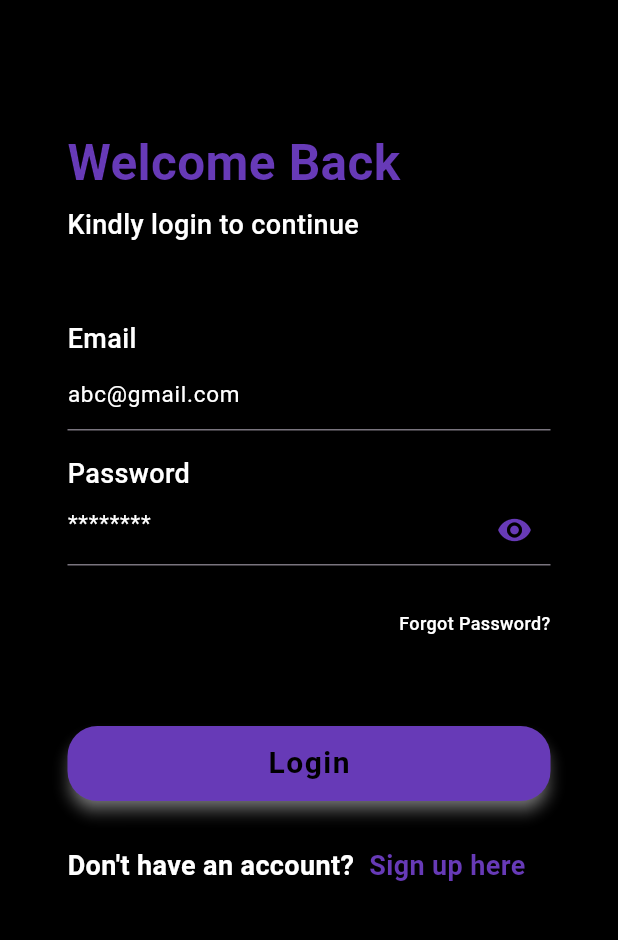
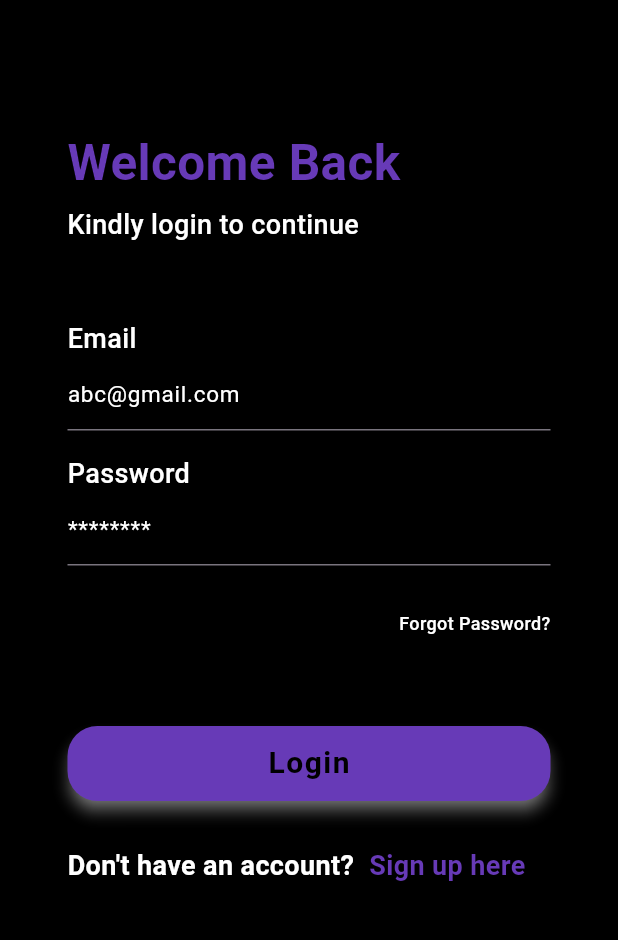
Before and after one commit to ACM-VIT/EchoLink, a Flutter app: the screen it shows after launch, on a phone screen of 412 x 824 dp, the part 84-1024 px from its top. Run offline on Flutter 3.47's test engine with Material 3 defaults, Android fonts, the phone set to English and light mode, and no system bars; our stand-ins replace google_fonts.

Commit message:
Revert "Added obscure for password in loginpage.dart"

```diff
--- a/lib/screens/loginpage.dart
+++ b/lib/screens/loginpage.dart
@@ -8,8 +8,8 @@ class login extends StatefulWidget {
   @override
   State<login> createState() => _loginState();
 }
+
 class _loginState extends State<login> {
-  bool obscureState = true;
   @override
   Widget build(BuildContext context) {
     return Directionality(
@@ -86,17 +86,9 @@ class _loginState extends State<login> {
                     color: Colors.white),
               ),
             ),
-             TextField(
-              obscureText: obscureState,
+            const TextField(
               keyboardType: TextInputType.visiblePassword,
               decoration: InputDecoration(
-                suffixIcon: IconButton(onPressed: (){
-                  setState(() {
-                    obscureState = !obscureState;
-                  });
-                }, icon: Icon(obscureState
-                         ? Icons.visibility
-                         : Icons.visibility_off, color: Colors.deepPurple),),
                 hintText: '********',
                 hintStyle: TextStyle(fontSize: 15.0, color: Colors.white),
               ),
```
Also changed, not shown: pubspec.lock, 9 other files.
